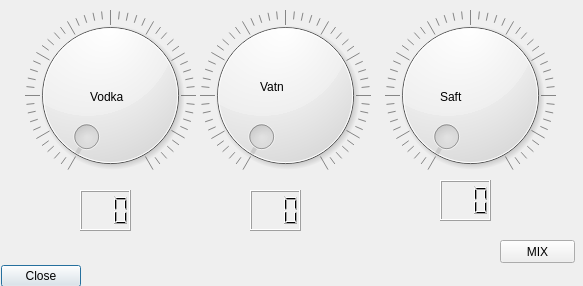
marikvalheim/blandemaskin, file firstgui.ui: the form before one commit.
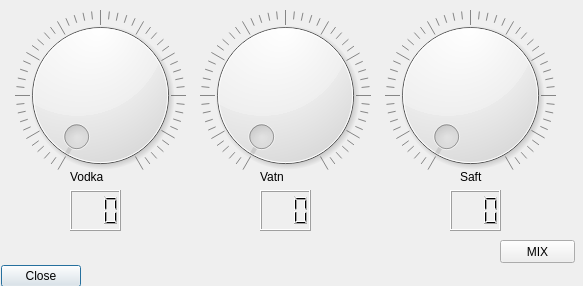
The form after the commit.

Diff of the .ui file:
```diff
--- a/firstgui.ui
+++ b/firstgui.ui
@@ -48,7 +48,7 @@
   <widget class="QLCDNumber" name="Number_Vodka">
    <property name="geometry">
     <rect>
-     <x>80</x>
+     <x>70</x>
      <y>190</y>
      <width>51</width>
      <height>41</height>
@@ -77,7 +77,7 @@
   <widget class="QDial" name="Vodka">
    <property name="geometry">
     <rect>
-     <x>20</x>
+     <x>10</x>
      <y>10</y>
      <width>181</width>
      <height>171</height>
@@ -106,7 +106,7 @@
   <widget class="QLCDNumber" name="Number_Vatn">
    <property name="geometry">
     <rect>
-     <x>250</x>
+     <x>260</x>
      <y>190</y>
      <width>51</width>
      <height>41</height>
@@ -119,8 +119,8 @@
   <widget class="QLCDNumber" name="Number_Saft">
    <property name="geometry">
     <rect>
-     <x>440</x>
-     <y>180</y>
+     <x>450</x>
+     <y>190</y>
      <width>51</width>
      <height>41</height>
     </rect>
@@ -132,8 +132,8 @@
   <widget class="QLabel" name="label_Vodka">
    <property name="geometry">
     <rect>
-     <x>90</x>
-     <y>90</y>
+     <x>70</x>
+     <y>170</y>
      <width>47</width>
      <height>13</height>
     </rect>
@@ -146,7 +146,7 @@
    <property name="geometry">
     <rect>
      <x>260</x>
-     <y>80</y>
+     <y>170</y>
      <width>47</width>
      <height>13</height>
     </rect>
@@ -158,8 +158,8 @@
   <widget class="QLabel" name="label_Saft">
    <property name="geometry">
     <rect>
-     <x>440</x>
-     <y>90</y>
+     <x>460</x>
+     <y>170</y>
      <width>47</width>
      <height>13</height>
     </rect>
```
